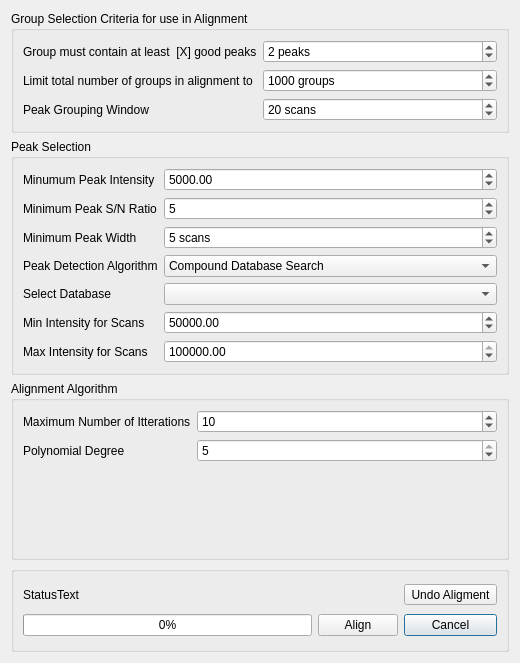
ElucidataInc/ElMaven, file mzroll/forms/alignmentdialog.ui: the form before one commit.
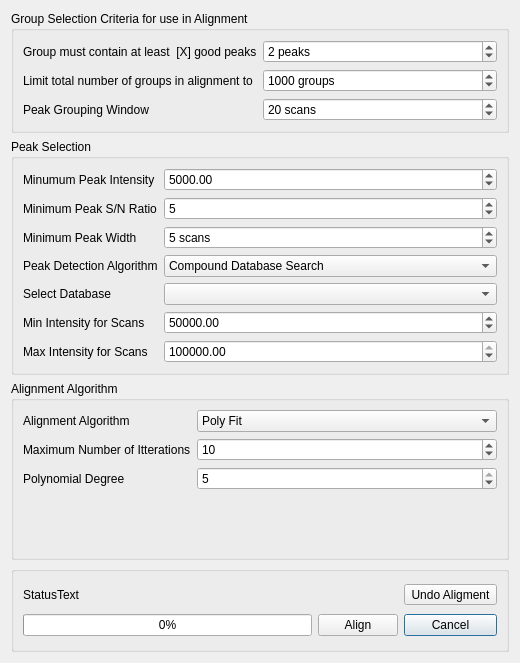
The form after the commit.

Commit message:
UI: Add UI for selecting alignment algo #39
- Added a dropbox in Alignment dialog to choose between Poly fit and Loess fit.
- Default choice is Loess fit

Issue: #39

Diff of the .ui file:
```diff
--- a/mzroll/forms/alignmentdialog.ui
+++ b/mzroll/forms/alignmentdialog.ui
@@ -244,14 +244,14 @@
       <string>Alignment Algorithm</string>
      </property>
      <layout class="QFormLayout" name="formLayout_3">
-      <item row="0" column="0">
+      <item row="1" column="0">
        <widget class="QLabel" name="label_7">
         <property name="text">
          <string>Maximum Number of Itterations</string>
         </property>
        </widget>
       </item>
-      <item row="0" column="1">
+      <item row="1" column="1">
        <widget class="QSpinBox" name="maxItterations">
         <property name="minimum">
          <number>1</number>
@@ -261,14 +261,14 @@
         </property>
        </widget>
       </item>
-      <item row="2" column="0">
+      <item row="3" column="0">
        <widget class="QLabel" name="label_8">
         <property name="text">
          <string>Polynomial Degree</string>
         </property>
        </widget>
       </item>
-      <item row="2" column="1">
+      <item row="3" column="1">
        <widget class="QSpinBox" name="polynomialDegree">
         <property name="minimum">
          <number>1</number>
@@ -281,6 +281,30 @@
         </property>
        </widget>
       </item>
+      <item row="0" column="1">
+       <widget class="QComboBox" name="comboBox">
+        <property name="currentText">
+         <string>Poly Fit</string>
+        </property>
+        <item>
+         <property name="text">
+          <string>Poly Fit</string>
+         </property>
+        </item>
+        <item>
+         <property name="text">
+          <string>Loess Fit</string>
+         </property>
+        </item>
+       </widget>
+      </item>
+      <item row="0" column="0">
+       <widget class="QLabel" name="label_12">
+        <property name="text">
+         <string>Alignment Algorithm</string>
+        </property>
+       </widget>
+      </item>
      </layout>
     </widget>
    </item>
```
